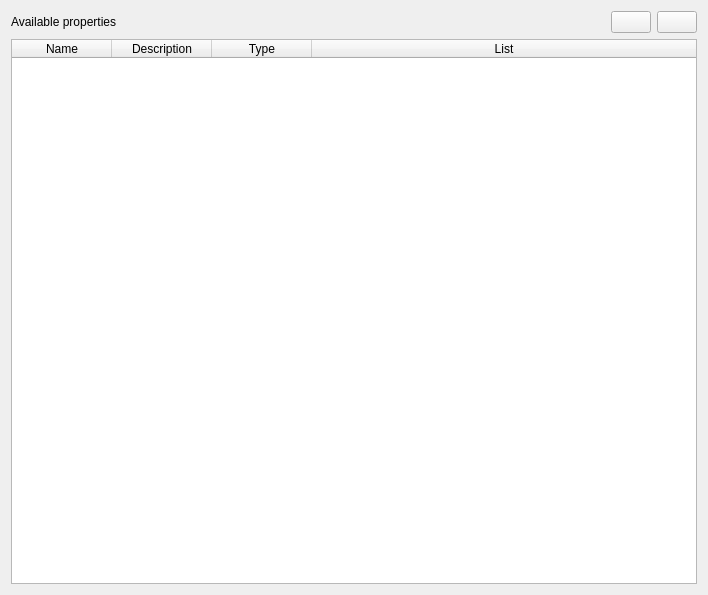
The window that ui/webmap_properties_settings_page_widget.ui (guialexsdev/webmap-utilities) describes before a commit, drawn with Qt 5.
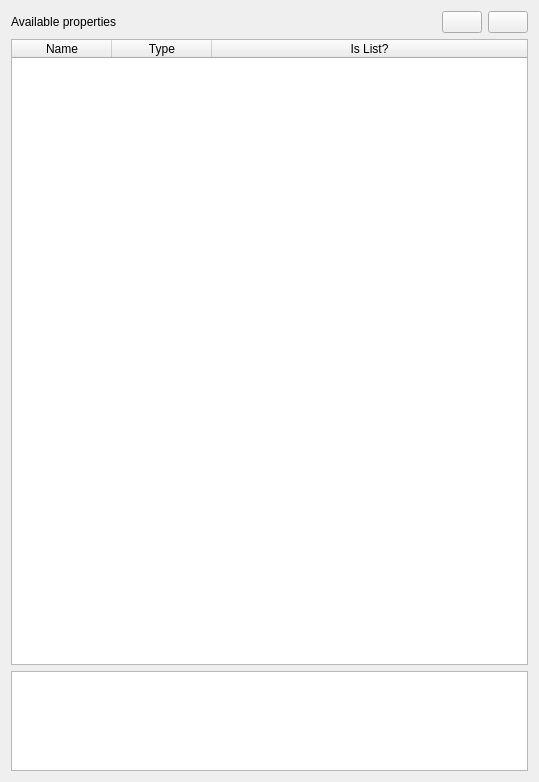
The same window after the commit. Icons and pictures are not drawn.

```diff
--- a/ui/webmap_properties_settings_page_widget.ui
+++ b/ui/webmap_properties_settings_page_widget.ui
@@ -6,8 +6,8 @@
    <rect>
     <x>0</x>
     <y>0</y>
-    <width>708</width>
-    <height>595</height>
+    <width>539</width>
+    <height>782</height>
    </rect>
   </property>
   <property name="windowTitle">
@@ -68,6 +68,12 @@
    </item>
    <item>
     <widget class="QTableWidget" name="propertiesTableWidget">
+     <property name="minimumSize">
+      <size>
+       <width>0</width>
+       <height>500</height>
+      </size>
+     </property>
      <property name="selectionMode">
       <enum>QAbstractItemView::SingleSelection</enum>
      </property>
@@ -82,11 +88,6 @@
        <string>Name</string>
       </property>
      </column>
-     <column>
-      <property name="text">
-       <string>Description</string>
-      </property>
-     </column>
      <column>
       <property name="text">
        <string>Type</string>
@@ -94,11 +95,21 @@
      </column>
      <column>
       <property name="text">
-       <string>List</string>
+       <string>Is List?</string>
       </property>
      </column>
     </widget>
    </item>
+   <item>
+    <widget class="QTextBrowser" name="helpBrowser">
+     <property name="maximumSize">
+      <size>
+       <width>16777215</width>
+       <height>100</height>
+      </size>
+     </property>
+    </widget>
+   </item>
   </layout>
  </widget>
  <resources/>
```
Left out of the diff: 7 changed lines with no effect on the pictures.
